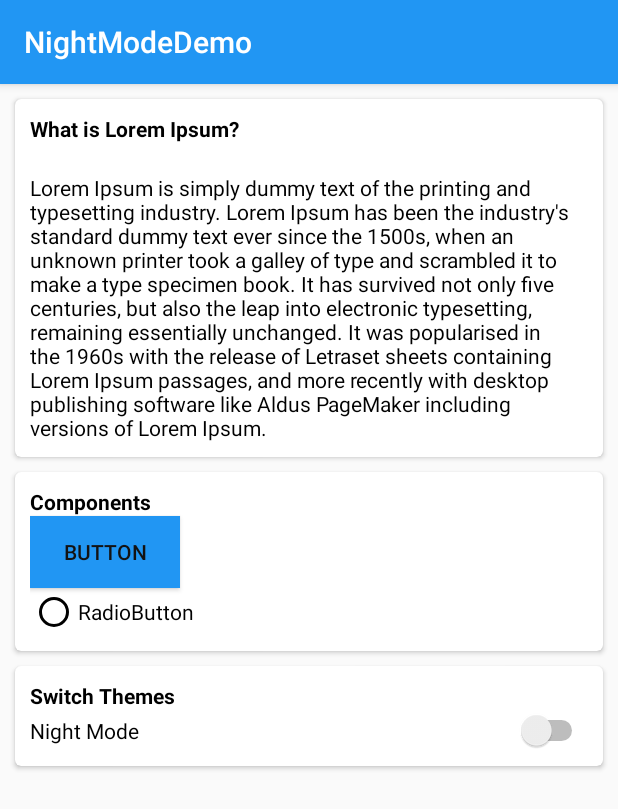
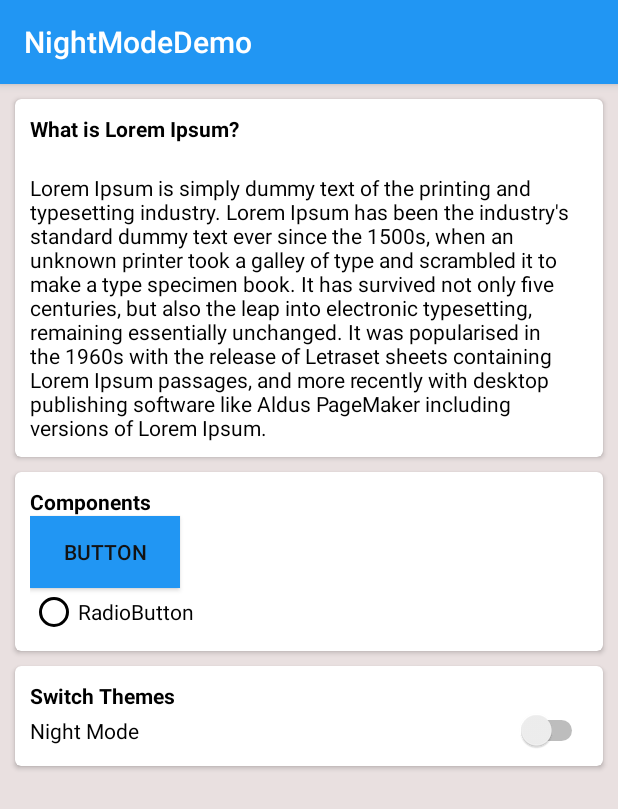
Before and after one commit to AlnaberA/AndroidTheming, an Android app: the screen it shows after launch (MainActivity), on a phone screen of 412 x 824 dp. Shown: the top 809 px of the screen. Run offline under Robolectric (Android 15) with nearby library versions, the phone set to English and light mode, and no system bars.

Commit message:
adding switch logic and fixing backgroud color

```diff
--- a/app/src/main/java/com/sinister/alaa/nightmodedemo/MainActivity.java
+++ b/app/src/main/java/com/sinister/alaa/nightmodedemo/MainActivity.java
@@ -1,14 +1,43 @@
 package com.sinister.alaa.nightmodedemo;
 
+import android.content.Intent;
 import android.support.v7.app.AppCompatActivity;
 import android.os.Bundle;
+import android.support.v7.app.AppCompatDelegate;
+import android.widget.CompoundButton;
 import android.widget.Switch;
 
 public class MainActivity extends AppCompatActivity {
     private Switch themeSwitch;
     @Override
     protected void onCreate(Bundle savedInstanceState) {
+        if(AppCompatDelegate.getDefaultNightMode() == AppCompatDelegate.MODE_NIGHT_YES){
+            setTheme(R.style.DarkTheme);
+        } else {
+            setTheme(R.style.AppTheme);
+        }
         super.onCreate(savedInstanceState);
         setContentView(R.layout.activity_main);
+        themeSwitch = findViewById(R.id.themeSwitch);
+        if(AppCompatDelegate.getDefaultNightMode() == AppCompatDelegate.MODE_NIGHT_YES){
+            themeSwitch.setChecked(true);
+        }
+        themeSwitch.setOnCheckedChangeListener(new CompoundButton.OnCheckedChangeListener() {
+            @Override
+            public void onCheckedChanged(CompoundButton buttonView, boolean isChecked) {
+                if (isChecked){
+                    AppCompatDelegate.setDefaultNightMode(AppCompatDelegate.MODE_NIGHT_YES);
+                    restartApp();
+                }else{
+                    AppCompatDelegate.setDefaultNightMode(AppCompatDelegate.MODE_NIGHT_NO);
+                    restartApp();
+                }
+            }
+        });
+    }
+    public void restartApp(){
+        Intent intent = new Intent(getApplicationContext(), MainActivity.class);
+        startActivity(intent);
+        finish();
     }
 }
--- a/app/src/main/res/layout/activity_main.xml
+++ b/app/src/main/res/layout/activity_main.xml
@@ -4,7 +4,8 @@
     xmlns:tools="http://schemas.android.com/tools"
     android:layout_width="match_parent"
     android:layout_height="match_parent"
-    tools:context=".MainActivity">
+    tools:context=".MainActivity"
+    android:background="?attr/backgroundcolor">
 
     <LinearLayout
         android:layout_width="match_parent"
@@ -119,6 +120,7 @@
                     android:textColor="?attr/textcolor"
                     android:textStyle="bold"/>
                 <Switch
+                    android:id="@+id/themeSwitch"
                     android:layout_width="match_parent"
                     android:layout_height="match_parent"
                     android:text="Night Mode"
--- a/app/src/main/res/values/styles.xml
+++ b/app/src/main/res/values/styles.xml
@@ -21,7 +21,7 @@
         <item name="colorPrimary">#1C1D1F</item>
         <item name="colorPrimaryDark">#000000</item>
         <item name="colorAccent">@color/colorAccent</item>
-        <item name="backgroundcolor">#E9E0E0</item>
+        <item name="backgroundcolor">#1F1E1E</item>
         <item name="cardbackground">#272424</item>
         <item name="textcolor">#FFFFFF</item>
         <item name="tintcolor">#ffffff</item>
```
